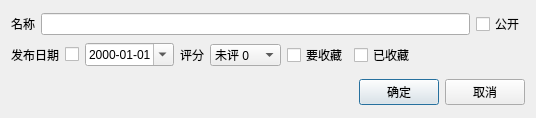
The window that UiThread/Television/TvSeasonNewDialog.ui (cqwlxxl/cherryme) describes before a commit, drawn with Qt 5.
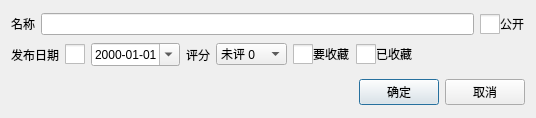
The same window after the commit. Icons and pictures are not drawn.

The edit to the form file:
```diff
--- a/UiThread/Television/TvSeasonNewDialog.ui
+++ b/UiThread/Television/TvSeasonNewDialog.ui
@@ -28,6 +28,29 @@
      </item>
      <item>
       <widget class="QCheckBox" name="checkBox_Display">
+       <property name="styleSheet">
+        <string notr="true">QCheckBox
+{
+  spacing: 0px;
+}
+QCheckBox::indicator
+{
+  width: 20px;
+  height: 20px;
+}
+QCheckBox::indicator:checked:enabled
+{
+  image:url(:/File/img/box_check_enable.png);
+}
+QCheckBox::indicator:unchecked:enabled
+{
+  image:url(:/File/img/box_uncheck_enable.png);
+}
+QCheckBox::indicator:unchecked:disabled
+{
+  image:url(:/File/img/box_uncheck_disable.png);
+}</string>
+       </property>
        <property name="text">
         <string>公开</string>
        </property>
@@ -46,6 +69,47 @@
      </item>
      <item>
       <widget class="QCheckBox" name="checkBox_ReleaseDateEnable">
+       <property name="sizePolicy">
+        <sizepolicy hsizetype="Fixed" vsizetype="Fixed">
+         <horstretch>0</horstretch>
+         <verstretch>0</verstretch>
+        </sizepolicy>
+       </property>
+       <property name="minimumSize">
+        <size>
+         <width>20</width>
+         <height>20</height>
+        </size>
+       </property>
+       <property name="maximumSize">
+        <size>
+         <width>20</width>
+         <height>20</height>
+        </size>
+       </property>
+       <property name="styleSheet">
+        <string notr="true">QCheckBox
+{
+  spacing: 0px;
+}
+QCheckBox::indicator
+{
+  width: 20px;
+  height: 20px;
+}
+QCheckBox::indicator:checked:enabled
+{
+  image:url(:/File/img/box_check_enable.png);
+}
+QCheckBox::indicator:unchecked:enabled
+{
+  image:url(:/File/img/box_uncheck_enable.png);
+}
+QCheckBox::indicator:unchecked:disabled
+{
+  image:url(:/File/img/box_uncheck_disable.png);
+}</string>
+       </property>
        <property name="text">
         <string/>
        </property>
@@ -142,6 +206,29 @@
      </item>
      <item>
       <widget class="QCheckBox" name="checkBox_CollectIt">
+       <property name="styleSheet">
+        <string notr="true">QCheckBox
+{
+  spacing: 0px;
+}
+QCheckBox::indicator
+{
+  width: 20px;
+  height: 20px;
+}
+QCheckBox::indicator:checked:enabled
+{
+  image:url(:/File/img/box_check_enable.png);
+}
+QCheckBox::indicator:unchecked:enabled
+{
+  image:url(:/File/img/box_uncheck_enable.png);
+}
+QCheckBox::indicator:unchecked:disabled
+{
+  image:url(:/File/img/box_uncheck_disable.png);
+}</string>
+       </property>
        <property name="text">
         <string>要收藏</string>
        </property>
@@ -149,6 +236,29 @@
      </item>
      <item>
       <widget class="QCheckBox" name="checkBox_CollectOk">
+       <property name="styleSheet">
+        <string notr="true">QCheckBox
+{
+  spacing: 0px;
+}
+QCheckBox::indicator
+{
+  width: 20px;
+  height: 20px;
+}
+QCheckBox::indicator:checked:enabled
+{
+  image:url(:/File/img/box_check_enable.png);
+}
+QCheckBox::indicator:unchecked:enabled
+{
+  image:url(:/File/img/box_uncheck_enable.png);
+}
+QCheckBox::indicator:unchecked:disabled
+{
+  image:url(:/File/img/box_uncheck_disable.png);
+}</string>
+       </property>
        <property name="text">
         <string>已收藏</string>
        </property>
```
